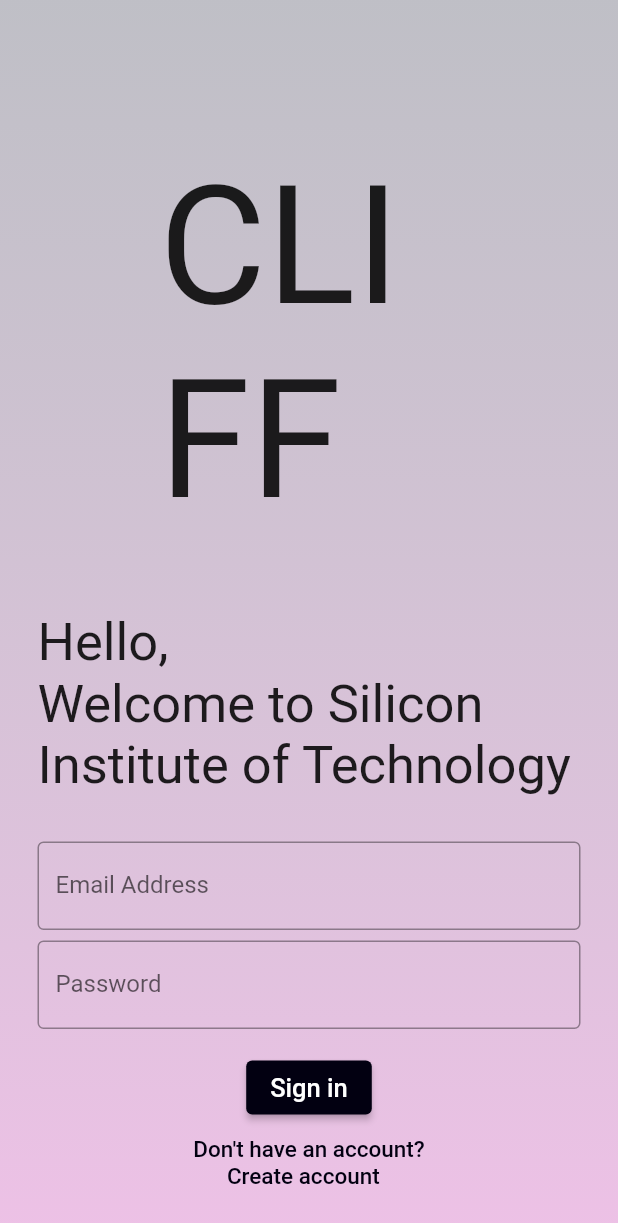
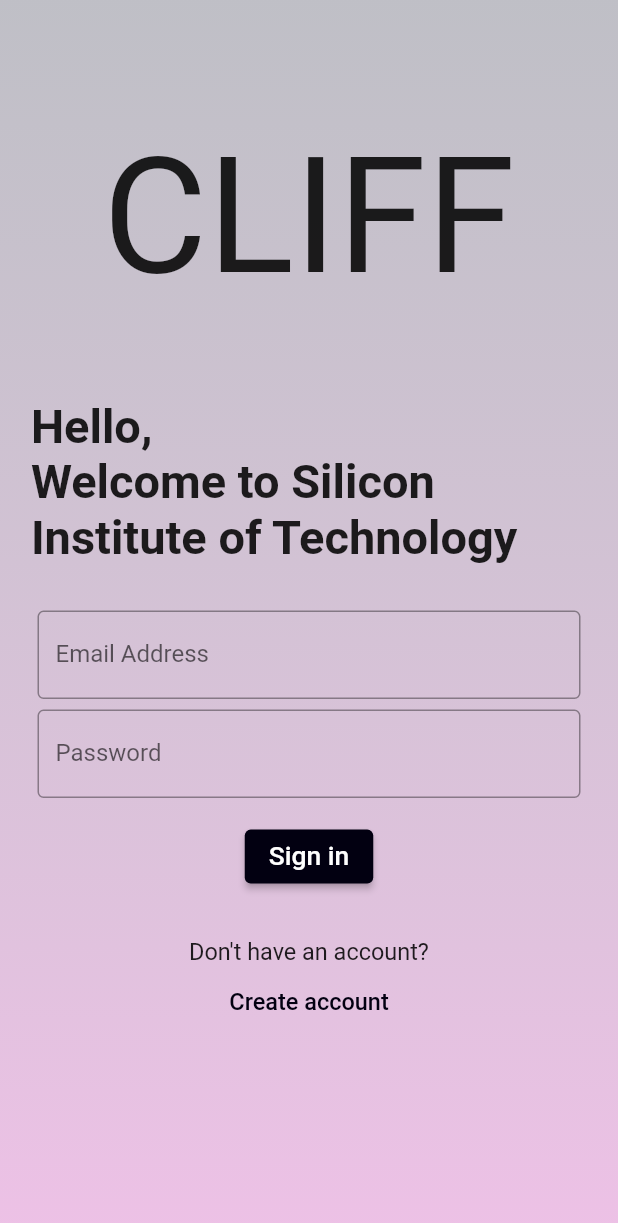
Before and after one commit to Cscreed3131/cliff, a Flutter app: the screen it shows after launch, on a phone screen of 412 x 824 dp. Shown: the top 1223 px of the screen. Run offline on Flutter 3.47's test engine with Material 2 defaults, Android fonts, the phone set to English and light mode, and no system bars; our stand-ins replace cloud_firestore, firebase_auth, firebase_core, firebase_storage, image_picker; accounts and stored records are empty; Roboto replaces fonts that are missing (MoonbrightDemo).

Commit message:
Update auth_screen.dart
Slight UI improvements

```diff
--- a/lib/screens/auth_screen.dart
+++ b/lib/screens/auth_screen.dart
@@ -57,6 +57,11 @@ class _AuthScreenState extends State<AuthScreen> {
 
   @override
   Widget build(BuildContext context) {
+
+    final screenHeight = MediaQuery.of(context).size.height;
+    final screenWidth = MediaQuery.of(context).size.width;
+    final font15 = screenWidth * 0.038;
+
     return Scaffold(
       body: Container(
         width: double.infinity,
@@ -76,36 +81,32 @@ class _AuthScreenState extends State<AuthScreen> {
           child: Column(
             mainAxisAlignment: MainAxisAlignment.center,
             children: [
-              Container(
-                margin: const EdgeInsets.only(
-                  top: 100,
-                  bottom: 40,
-                  left: 20,
-                  right: 20,
+              SizedBox(
+                height: screenHeight * 0.1,
               ),
-                width: 200,
-                child: const Center(
+              Center(
                 child: Text(
                   'CLIFF',
                   style: TextStyle(
                     fontFamily: 'MoonbrightDemo',
                     fontWeight: FontWeight.normal,
-                      fontSize: 110,
+                    fontSize: screenHeight * 0.13,
                   ),
                 ),
               ),
+              SizedBox(
+                height: screenHeight * 0.07,
               ),
-              Container(
-                margin: const EdgeInsets.only(
-                  top: 10,
-                  bottom: 0,
-                  left: 25,
-                  right: 25,
+              Padding(
+                padding: EdgeInsets.symmetric(
+                    horizontal: screenHeight * 0.025,
                 ),
-                width: 400,
-                child: const Text(
+                child: Text(
                   'Hello, \nWelcome to Silicon Institute of Technology',
-                  style: TextStyle(fontSize: 35),
+                  style: TextStyle(
+                      fontSize: screenHeight * 0.038,
+                      fontWeight: FontWeight.bold,
+                  ),
                 ),
               ),
               const SizedBox(
@@ -167,24 +168,29 @@ class _AuthScreenState extends State<AuthScreen> {
                       if (!_isAuthenticating)
                         ElevatedButton(
                           onPressed: _submit,
-                          style: ElevatedButton.styleFrom(
-                            backgroundColor:
-                                Theme.of(context).colorScheme.primary,
+                          child: Text(
+                            'Sign in',
+                            style: TextStyle(fontSize: font15+2),
                           ),
-                          child: const Text(
-                            'Sign in',
-                            style: TextStyle(fontSize: 17),
                         ),
+
+                      const SizedBox(height: 30),
+
+                      //Dont have account text
+                      if (!_isAuthenticating)
+                        Text(
+                          'Don\'t have an account?',
+                          style: TextStyle(fontSize: font15),
                         ),
                       if (!_isAuthenticating)
                         TextButton(
                           onPressed: () {
                             Navigator.of(context)
-                                .popAndPushNamed(SignUpScreen.routeName);
+                                .pushNamed(SignUpScreen.routeName);
                           },
-                          child: const Text(
-                            'Don\'t have an account?\n      Create account',
-                            style: TextStyle(fontSize: 15),
+                          child: Text(
+                            'Create account',
+                            style: TextStyle(fontSize: font15),
                           ),
                         ),
                     ],
```
Lines whose indentation alone changed are shown as unchanged.
